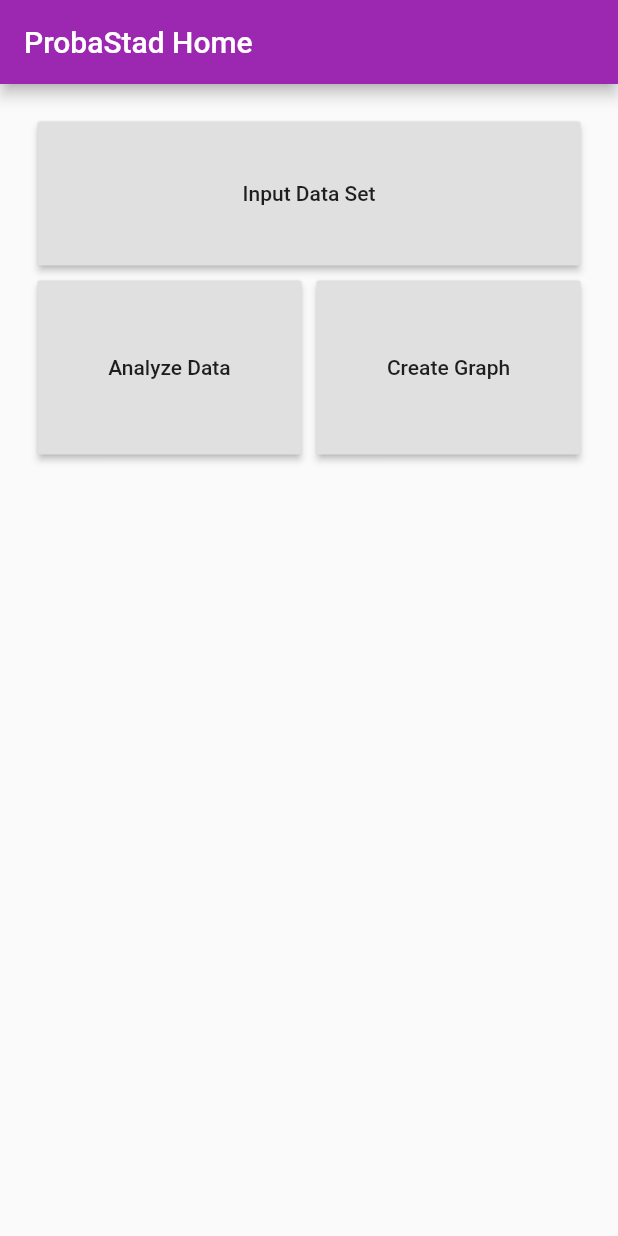
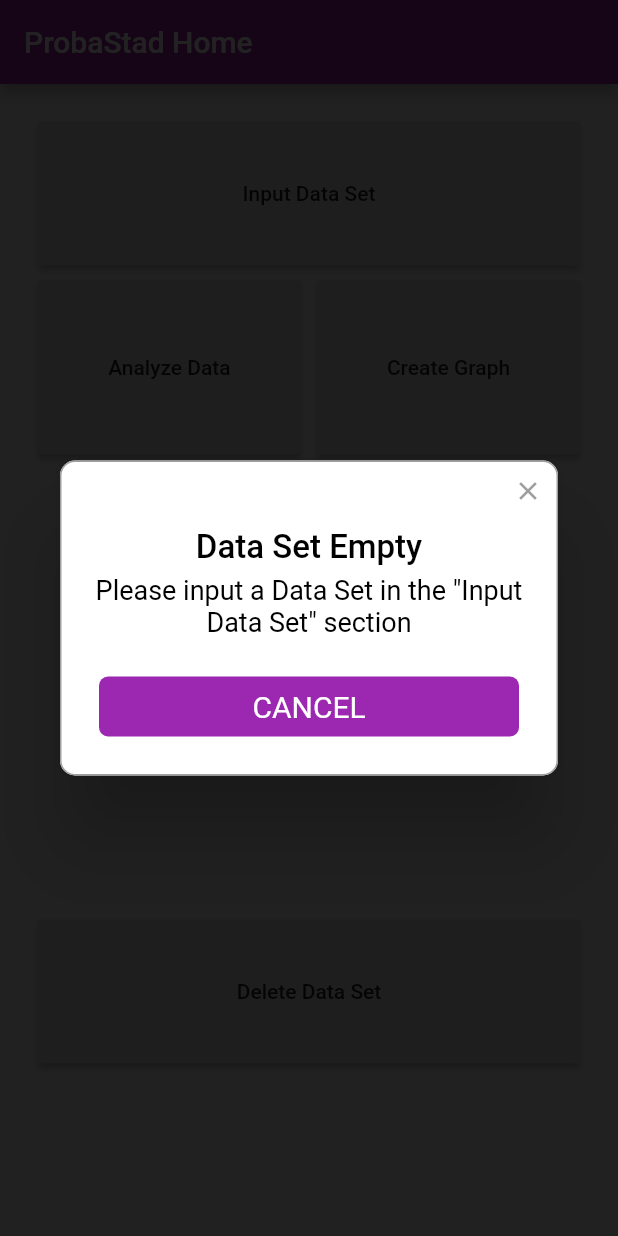
Before and after one commit to JuanMBriones/ProbaStad, a Flutter app: the screen it shows after launch, after a tap on "Analyze Data", on a phone screen of 412 x 824 dp. Run offline on Flutter 3.47's test engine with Material 2 defaults, Android fonts, the phone set to English and light mode, and no system bars; drawn by our look-alikes of rflutter_alert.

Commit message:
Made pretty

```diff
--- a/lib/main.dart
+++ b/lib/main.dart
@@ -1,5 +1,7 @@
 import 'package:flutter/material.dart';
 import 'dart:math';
+
+import 'package:rflutter_alert/rflutter_alert.dart';
 
 void main() => runApp(MyApp());
 
@@ -66,9 +68,7 @@ class _MyHomePageState extends State<MyHomePage> {
                     child: RaisedButton(
                       padding: EdgeInsets.symmetric(vertical: 50),
                       child: Text("Analyze Data"),
-                      onPressed: () {
-                        DataSet data = new DataSet(DataInput.dataPoints);
-                      },
+                      onPressed: () => goToAnalyze(),
                     ),
                   ),
                 ),
@@ -84,10 +84,45 @@ class _MyHomePageState extends State<MyHomePage> {
                 ),
               ],
             ),
+            Container(
+              margin: new EdgeInsets.only(top: 300.0),
+              child: Row(
+                mainAxisAlignment: MainAxisAlignment.spaceEvenly,
+                children: <Widget>[
+                  Expanded(
+                    child: new Container(
+                      margin: EdgeInsets.all(5),
+                      child: RaisedButton(
+                        padding: EdgeInsets.symmetric(vertical: 40),
+                        child: Text("Delete Data Set"),
+                        onPressed: () {
+                          DataInput.dataPoints.clear();
+                        },
+                      ),
+                    ),
+                  ),
+                ],
+              ),
+            ),
           ],
         ),
       ), // This trailing comma makes auto-formatting nicer for build methods.
     );
+  }
+
+  void goToAnalyze() {
+    if (DataInput.dataPoints.length > 0) {
+      Navigator.push(
+        context,
+        MaterialPageRoute(builder: (context) => AnalyzeDataRoute()),
+      );
+    } else {
+      Alert(
+              context: context,
+              title: "Data Set Empty",
+              desc: "Please input a Data Set in the \"Input Data Set\" section")
+          .show();
+    }
   }
 }
 
@@ -107,9 +142,14 @@ class DataInput extends State<InputDataRoute> {
       appBar: AppBar(
         title: Text("Input Data Set"),
       ),
-      body: new Column(
+      body: new Container(
+        padding: new EdgeInsets.only(left: 20.0, right: 20.0, top: 20.0),
+        child: Column(
           children: <Widget>[
-          new TextField(
+            Container(
+              margin: EdgeInsets.only(bottom: 15),
+              child: new TextField(
+                decoration: InputDecoration(hintText: "Insert data point here"),
                 controller: eCtrl,
                 keyboardType: TextInputType.number,
                 onSubmitted: (text) {
@@ -119,37 +159,102 @@ class DataInput extends State<InputDataRoute> {
                   setState(() {});
                 },
               ),
+              decoration: BoxDecoration(
+                  border: new Border.all(
+                color: Colors.purple,
+                width: 3,
+              )),
+            ),
             new Expanded(
               child: new ListView.builder(
                 itemCount: dataPoints.length,
                 itemBuilder: (BuildContext ctxt, int Index) {
-                return new Text(dataPoints[Index].toString());
+                  return new Dismissible(
+                    child: Container(
+                      padding: new EdgeInsets.symmetric(vertical: 0.0),
+                      decoration: BoxDecoration(
+                        border: new Border(
+                          bottom: new BorderSide(
+                              color: Colors.black,
+                              width: 1.5,
+                              style: BorderStyle.solid),
+                        ),
+                      ),
+                      child: ListTile(
+                          title: new Text(dataPoints[Index].toString()),
+                          trailing: new Icon(Icons.delete_sweep)),
+                    ),
+                    key: new Key(dataPoints[Index].toString()),
+                    onDismissed: (direction) {
+                      dataPoints.removeAt(Index);
+                    },
+                    background: new Container(
+                      color: Colors.red,
+                      child: Icon(
+                        Icons.delete,
+                        color: Colors.white,
+                      ),
+                    ),
+                  );
                 },
               ),
-          )
+            ),
           ],
+        ),
+      ),
+    );
+  }
+}
+
+//Analyze Data ↓
+class AnalyzeDataRoute extends StatefulWidget {
+  @override
+  State createState() => new DataAnalysis();
+}
+
+class DataAnalysis extends State<AnalyzeDataRoute> {
+  // @override
+  DataSet myData = new DataSet();
+
+  Widget build(BuildContext ctxt) {
+    return Scaffold(
+      appBar: AppBar(
+        title: Text("Analyze Data"),
+      ),
+      body: new Container(
+        padding: EdgeInsets.only(left: 20.0, right: 20.0, top: 20.0),
+        child: Column(
+          mainAxisAlignment: MainAxisAlignment.start,
+          children: <Widget>[
+            Row(
+              mainAxisAlignment: MainAxisAlignment.spaceEvenly,
+              children: <Widget>[Column()],
+            ),
+          ],
+        ),
       ),
     );
   }
 }
 
 class DataSet {
-  static List<double> data;
-  static var mean;
-  static var median;
-  static List<double> modes;
-  static double range;
-  static double variance;
-  static double stdDeviation;
+  List<double> data = DataInput.dataPoints;
+  double mean;
+  double median;
+  List<double> modes;
+  double range;
+  double variance;
+  double stdDeviation;
 
-  DataSet(List<double> dataPoints) {
+  DataSet() {
+    getStats(data);
+    // printThings();
+  }
+
+  void getStats(List<double> dataPoints) {
     data = dataPoints;
     data.sort();
-    getStats(data);
-  }
-
-  void getStats(List<double> data) {
-    mean = data.reduce((a, b) => a + b) / data.length;
+    mean = getMean(data);
     median = getMedian(data);
     modes = getModes(data);
     range = data[data.length - 1] - data[0];
@@ -157,7 +262,22 @@ class DataSet {
     stdDeviation = sqrt(variance);
   }
 
+  double getMean(data) {
+    if (data.length == 1) {
+      return data[0];
+    }
+    double sum = 0;
+    for (int i = 0; i < data.length; ++i) {
+      sum += data[i];
+    }
+
+    return sum / data.length;
+  }
+
   double getMedian(data) {
+    if (data.length == 1) {
+      return data[0];
+    }
     double half = data.length / 2;
     int med = half.round();
     if (data.length % 2 == 1) {
@@ -169,6 +289,10 @@ class DataSet {
 
   List<double> getModes(data) {
     List<double> modes = [];
+    if (data.length == 1) {
+      modes.add(data[0]);
+      return modes;
+    }
     List<double> counted = [];
     int maxCount = 0;
 
@@ -200,4 +324,11 @@ class DataSet {
     }
     return sum / data.length;
   }
+
+  void printThings() {
+    print(
+        "mean: $mean\nmedian: $median\nmodes: $modes\nordered list: $data\nvariance: $variance\nstd deviation: $stdDeviation");
   }
+}
+
+class Grapher {}
--- a/pubspec.yaml
+++ b/pubspec.yaml
@@ -23,6 +23,7 @@ dependencies:
   # The following adds the Cupertino Icons font to your application.
   # Use with the CupertinoIcons class for iOS style icons.
   cupertino_icons: ^0.1.2
+  rflutter_alert:
 
 dev_dependencies:
   flutter_test:
```
Also changed, not shown: pubspec.lock. Lines whose indentation alone changed are shown as unchanged.
